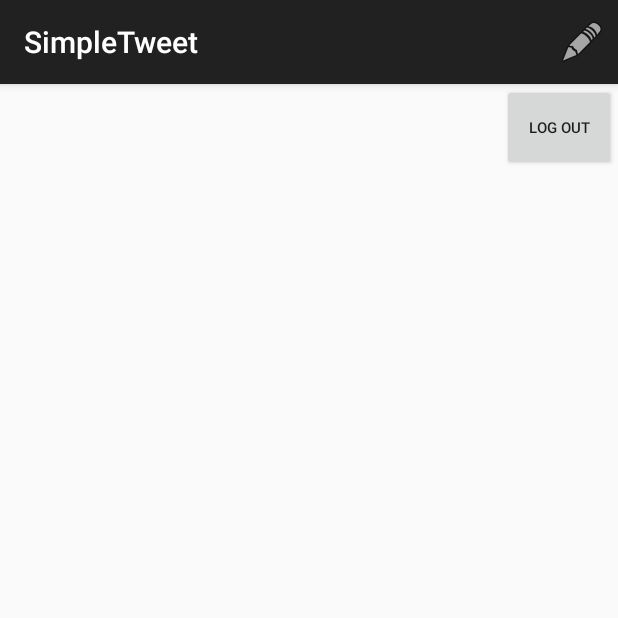
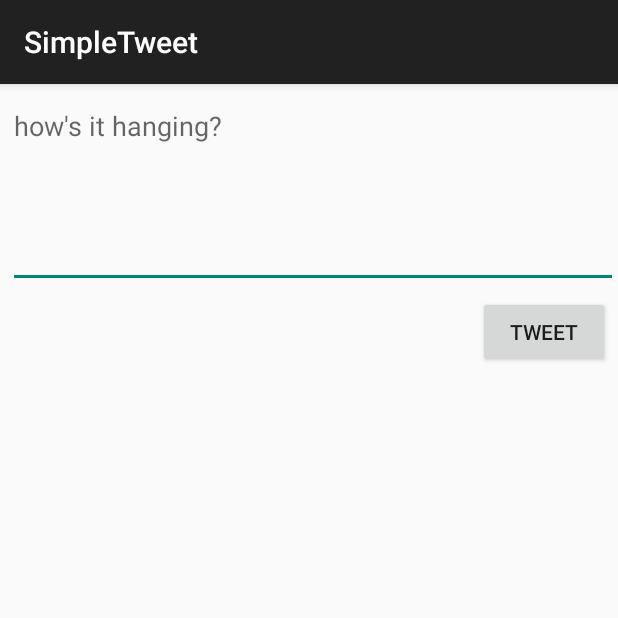
Before and after one commit to alishadnaidu/SimpleTweet, an Android app: the TimelineActivity screen opened directly, with no data from a screen before it, after a tap on "Compose", on a phone screen of 412 x 824 dp, the top half of it. Run offline under Robolectric (Android 15) with nearby library versions, the phone set to English and light mode, and no system bars; our stand-ins replace Room's generated code; libraries missing offline, so code that uses them is left out: com.codepath.asynchttpclient, com.facebook.stetho; pictures from the network do not load; 2 statements that could not run were skipped.

Commit message:
Now the user can compose a tweet! Includes error handling for length of tweet.

```diff
--- a/app/src/main/AndroidManifest.xml
+++ b/app/src/main/AndroidManifest.xml
@@ -13,7 +13,8 @@
         android:icon="@drawable/ic_launcher"
         android:label="@string/app_name"
         android:theme="@style/AppTheme">
-        <activity android:name=".TimelineActivity"></activity>
+        <activity android:name=".ComposeActivity"></activity>
+        <activity android:name=".TimelineActivity" />
         <activity
             android:name=".LoginActivity"
             android:label="@string/app_name"
--- /dev/null
+++ b/app/src/main/java/com/codepath/apps/restclienttemplate/ComposeActivity.java
@@ -0,0 +1,49 @@
+package com.codepath.apps.restclienttemplate;
+
+import androidx.appcompat.app.AppCompatActivity;
+
+import android.os.Bundle;
+import android.view.View;
+import android.widget.Button;
+import android.widget.EditText;
+import android.widget.Toast;
+
+public class ComposeActivity extends AppCompatActivity {
+
+    //look into android snackbar(?) to replace toasts
+    public static final int MAX_TWEET_LENGTH = 140;
+
+    EditText etCompose;
+    Button btnTweet;
+
+    @Override
+    protected void onCreate(Bundle savedInstanceState) {
+        super.onCreate(savedInstanceState);
+        setContentView(R.layout.activity_compose);
+
+        etCompose = findViewById(R.id.etCompose);
+        btnTweet = findViewById(R.id.btnTweet);
+
+        // set onClickListener on btnTweet
+        btnTweet.setOnClickListener(new View.OnClickListener() {
+            @Override
+            public void onClick(View view) {
+                // error correcting if tweet is too long or empty
+                String tweetContent = etCompose.getText().toString();
+                if (tweetContent.isEmpty()) {
+                    Toast.makeText(ComposeActivity.this, "You gotta write something", Toast.LENGTH_LONG).show();
+                    return;
+                }
+                if (tweetContent.length() > MAX_TWEET_LENGTH) {
+                    Toast.makeText(ComposeActivity.this, "Too many characters!!", Toast.LENGTH_LONG).show();
+                    return;
+                }
+                Toast.makeText(ComposeActivity.this, "Looking gooood: " + tweetContent, Toast.LENGTH_LONG).show();
+                // make an API call to Twitter to publish the tweet
+
+            }
+        });
+
+
+    }
+}
--- a/app/src/main/java/com/codepath/apps/restclienttemplate/TimelineActivity.java
+++ b/app/src/main/java/com/codepath/apps/restclienttemplate/TimelineActivity.java
@@ -4,6 +4,7 @@ import androidx.appcompat.app.AppCompatActivity;
 import androidx.recyclerview.widget.LinearLayoutManager;
 import androidx.recyclerview.widget.RecyclerView;
 
+import android.content.Intent;
 import android.os.Bundle;
 import android.text.format.DateUtils;
 import android.util.Log;
@@ -76,7 +77,8 @@ public class TimelineActivity extends AppCompatActivity {
     public boolean onOptionsItemSelected(MenuItem item) {
         // if the compose icon is tapped, navigate to the compose activity
         if (item.getItemId() == R.id.compose) {
-            Toast.makeText(this, "Compose!", Toast.LENGTH_SHORT).show();
+            Intent intent = new Intent(this, ComposeActivity.class);
+            startActivity(intent);
             return true;
         }
         return super.onOptionsItemSelected(item);
--- /dev/null
+++ b/app/src/main/res/layout/activity_compose.xml
@@ -0,0 +1,32 @@
+<?xml version="1.0" encoding="utf-8"?>
+<RelativeLayout xmlns:android="http://schemas.android.com/apk/res/android"
+    xmlns:app="http://schemas.android.com/apk/res-auto"
+    xmlns:tools="http://schemas.android.com/tools"
+    android:layout_width="match_parent"
+    android:layout_height="match_parent"
+    tools:context=".ComposeActivity">
+
+    <EditText
+        android:id="@+id/etCompose"
+        android:layout_width="match_parent"
+        android:layout_height="wrap_content"
+        android:layout_alignParentStart="true"
+        android:layout_alignParentTop="true"
+        android:layout_marginStart="5dp"
+        android:layout_marginTop="5dp"
+        android:ems="10"
+        android:gravity="start|top"
+        android:hint="how's it hanging?"
+        android:inputType="textMultiLine"
+        android:minLines="5" />
+
+    <Button
+        android:id="@+id/btnTweet"
+        android:layout_width="wrap_content"
+        android:layout_height="wrap_content"
+        android:layout_below="@+id/etCompose"
+        android:layout_alignParentEnd="true"
+        android:layout_marginTop="5dp"
+        android:layout_marginEnd="5dp"
+        android:text="@string/tweet" />
+</RelativeLayout>
--- a/app/src/main/res/values/strings.xml
+++ b/app/src/main/res/values/strings.xml
@@ -5,5 +5,6 @@
     <string name="login_label">Log in</string>
     <string name="intent_scheme">oauth</string>
     <string name="intent_host">cprest</string>
+    <string name="tweet">Tweet</string>
 
 </resources>
```
